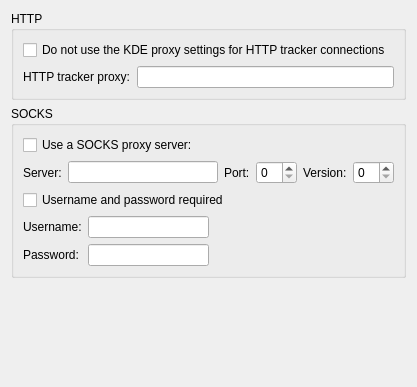
Above: ktorrent/proxypref.ui from KDE/ktorrent before the change. Below: the same form after it.
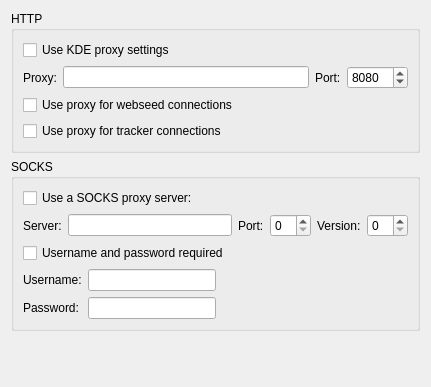
That is the form after the change. Custom widgets are drawn as their Qt base class.

Commit message: Changes : - Add webseeds tab in infowidget (initial version) - Add proxy support to webseeds

Patch:
```diff
--- a/ktorrent/proxypref.ui
+++ b/ktorrent/proxypref.ui
@@ -28,7 +28,7 @@
 &lt;p style=" margin-top:0px; margin-bottom:0px; margin-left:0px; margin-right:0px; -qt-block-indent:0; text-indent:0px;">Instead of using the KDE proxy settings, use the HTTP proxy specified below.&lt;/p>&lt;/body>&lt;/html></string>
         </property>
         <property name="text" >
-         <string>Do not use the KDE proxy settings for HTTP tracker connections</string>
+         <string>Use KDE proxy settings</string>
         </property>
        </widget>
       </item>
@@ -37,19 +37,74 @@
         <item>
          <widget class="QLabel" name="label_10" >
           <property name="text" >
-           <string>HTTP tracker proxy:</string>
+           <string>Proxy:</string>
           </property>
          </widget>
         </item>
         <item>
          <widget class="QLineEdit" name="kcfg_httpTrackerProxy" >
           <property name="toolTip" >
-           <string>HTTP proxy to use for tracker connections.</string>
+           <string>&lt;html>&lt;head>&lt;meta name="qrichtext" content="1" />&lt;style type="text/css">
+p, li { white-space: pre-wrap; }
+&lt;/style>&lt;/head>&lt;body style=" font-family:'Bitstream Vera Sans'; font-size:8pt; font-weight:400; font-style:normal;">
+&lt;p style=" margin-top:0px; margin-bottom:0px; margin-left:0px; margin-right:0px; -qt-block-indent:0; text-indent:0px;">IP address or hostname of the HTTP proxy to use.&lt;/p>&lt;/body>&lt;/html></string>
+          </property>
+         </widget>
+        </item>
+        <item>
+         <widget class="QLabel" name="label_2" >
+          <property name="text" >
+           <string>Port:</string>
+          </property>
+         </widget>
+        </item>
+        <item>
+         <widget class="QSpinBox" name="kcfg_httpProxyPort" >
+          <property name="toolTip" >
+           <string>&lt;html>&lt;head>&lt;meta name="qrichtext" content="1" />&lt;style type="text/css">
+p, li { white-space: pre-wrap; }
+&lt;/style>&lt;/head>&lt;body style=" font-family:'Bitstream Vera Sans'; font-size:8pt; font-weight:400; font-style:normal;">
+&lt;p style=" margin-top:0px; margin-bottom:0px; margin-left:0px; margin-right:0px; -qt-block-indent:0; text-indent:0px;">Port of the HTTP proxy.&lt;/p>&lt;/body>&lt;/html></string>
+          </property>
+          <property name="minimum" >
+           <number>1</number>
+          </property>
+          <property name="maximum" >
+           <number>65535</number>
+          </property>
+          <property name="value" >
+           <number>8080</number>
           </property>
          </widget>
         </item>
        </layout>
       </item>
+      <item>
+       <widget class="QCheckBox" name="kcfg_useProxyForWebSeeds" >
+        <property name="toolTip" >
+         <string>&lt;html>&lt;head>&lt;meta name="qrichtext" content="1" />&lt;style type="text/css">
+p, li { white-space: pre-wrap; }
+&lt;/style>&lt;/head>&lt;body style=" font-family:'Bitstream Vera Sans'; font-size:8pt; font-weight:400; font-style:normal;">
+&lt;p style=" margin-top:0px; margin-bottom:0px; margin-left:0px; margin-right:0px; -qt-block-indent:0; text-indent:0px;">Wether or not to use the HTTP proxy for webseed connections.&lt;/p>&lt;/body>&lt;/html></string>
+        </property>
+        <property name="text" >
+         <string>Use proxy for webseed connections</string>
+        </property>
+       </widget>
+      </item>
+      <item>
+       <widget class="QCheckBox" name="kcfg_useProxyForTracker" >
+        <property name="toolTip" >
+         <string>&lt;html>&lt;head>&lt;meta name="qrichtext" content="1" />&lt;style type="text/css">
+p, li { white-space: pre-wrap; }
+&lt;/style>&lt;/head>&lt;body style=" font-family:'Bitstream Vera Sans'; font-size:8pt; font-weight:400; font-style:normal;">
+&lt;p style=" margin-top:0px; margin-bottom:0px; margin-left:0px; margin-right:0px; -qt-block-indent:0; text-indent:0px;">Wether or not to use the HTTP proxy for tracker connections.&lt;/p>&lt;/body>&lt;/html></string>
+        </property>
+        <property name="text" >
+         <string>Use proxy for tracker connections</string>
+        </property>
+       </widget>
+      </item>
      </layout>
     </widget>
    </item>
@@ -203,8 +258,8 @@
      </property>
      <property name="sizeHint" >
       <size>
-       <width>20</width>
-       <height>61</height>
+       <width>409</width>
+       <height>21</height>
       </size>
      </property>
     </spacer>
```
Left out of the diff: 86 changed lines with no effect on the pictures. The commit also changes 23 other files.
